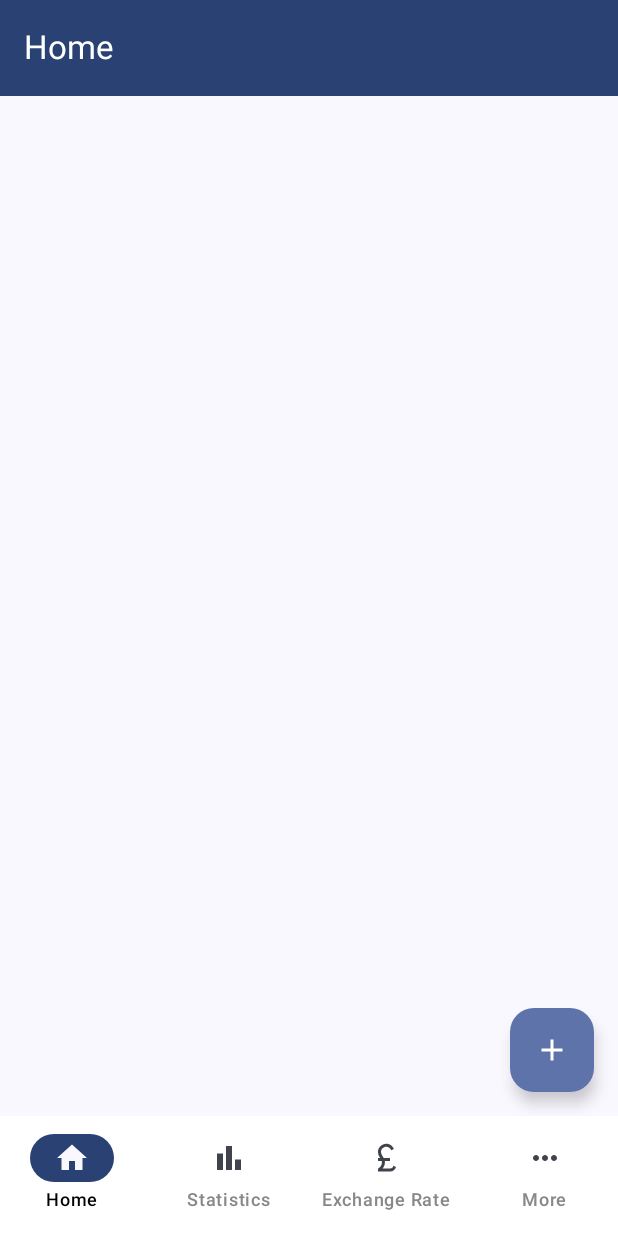
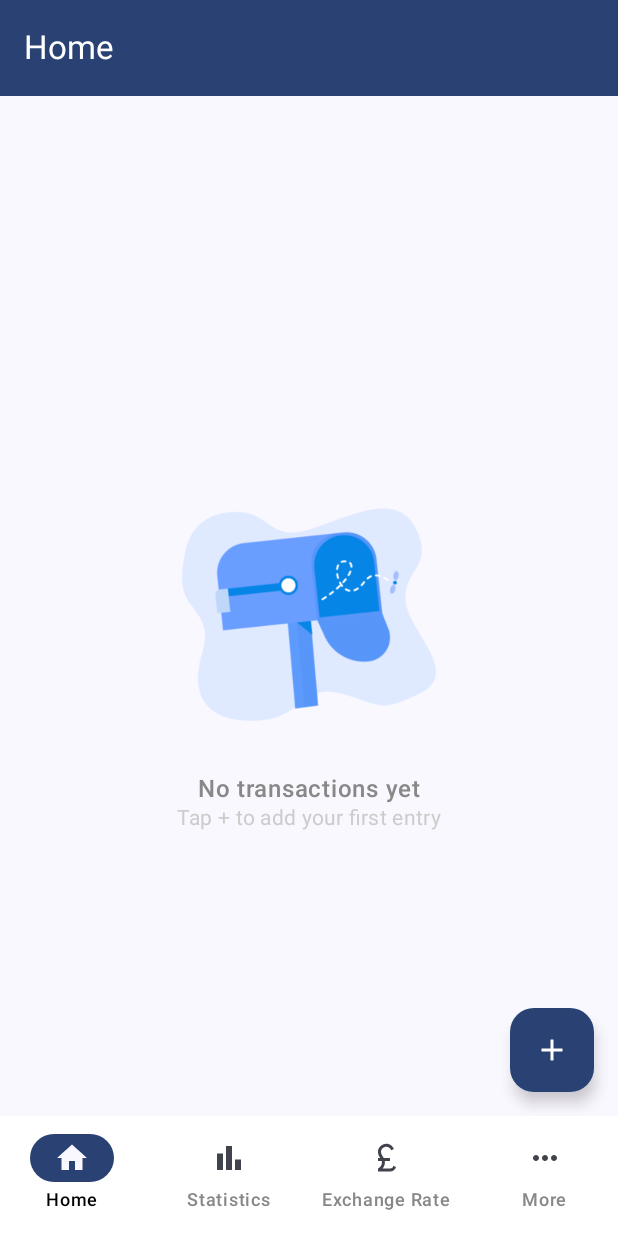
Before and after one commit to Alaaelfeshawy/PersonalFinanceTracker, an Android app built with Jetpack Compose: the screen it shows after launch (MainActivity), on a phone screen of 412 x 824 dp. Run offline under Robolectric (Android 15) with nearby library versions, the phone set to English and light mode, and no system bars; our stand-ins replace Dagger/Hilt's generated code, Room's generated code.

Commit message:
add colors

```diff
--- a/app/src/main/java/example/app/personalfinancetracker/ui/theme/Color.kt
+++ b/app/src/main/java/example/app/personalfinancetracker/ui/theme/Color.kt
@@ -9,3 +9,6 @@ val Pink80 = Color(0xFFEFB8C8)
 val Purple40 = Color(0xFF6650a4)
 val PurpleGrey40 = Color(0xFF625b71)
 val Pink40 = Color(0xFF7D5260)
+val lightBlue = Color(0xFFE3F2FD)
+val bluePrimary = Color(0xFF42A5F5)
+val blue = Color(0xFF1565C0)
--- a/app/src/main/java/example/app/personalfinancetracker/ui/theme/Theme.kt
+++ b/app/src/main/java/example/app/personalfinancetracker/ui/theme/Theme.kt
@@ -1,6 +1,5 @@
 package example.app.personalfinancetracker.ui.theme
 
-import android.app.Activity
 import android.os.Build
 import androidx.compose.foundation.isSystemInDarkTheme
 import androidx.compose.material3.MaterialTheme
@@ -9,6 +8,7 @@ import androidx.compose.material3.dynamicDarkColorScheme
 import androidx.compose.material3.dynamicLightColorScheme
 import androidx.compose.material3.lightColorScheme
 import androidx.compose.runtime.Composable
+import androidx.compose.ui.graphics.Color
 import androidx.compose.ui.platform.LocalContext
 
 private val DarkColorScheme = darkColorScheme(
@@ -18,11 +18,9 @@ private val DarkColorScheme = darkColorScheme(
 )
 
 private val LightColorScheme = lightColorScheme(
-    primary = Purple40,
-    secondary = PurpleGrey40,
-    tertiary = Pink40
-
-    /* Other default colors to override
+    primary = blue,
+    secondary = blue,
+    tertiary = bluePrimary,
     background = Color(0xFFFFFBFE),
     surface = Color(0xFFFFFBFE),
     onPrimary = Color.White,
@@ -30,7 +28,7 @@ private val LightColorScheme = lightColorScheme(
     onTertiary = Color.White,
     onBackground = Color(0xFF1C1B1F),
     onSurface = Color(0xFF1C1B1F),
-    */
+
 )
 
 @Composable
--- a/base/src/main/java/example/app/base/ui/BaseViewModel.kt
+++ b/base/src/main/java/example/app/base/ui/BaseViewModel.kt
@@ -19,7 +19,7 @@ abstract class BaseViewModel< State : ViewState,Event : UIEvent>(private val cor
 
     abstract fun createInitialState(): State
 
-    abstract fun handleEvent(uiEvent: UIEvent)
+    abstract fun handleEvent(uiEvent: Event)
 
     private val initialState: State by lazy { createInitialState() }
 
--- a/base/src/main/java/example/app/base/ui/theme/Color.kt
+++ b/base/src/main/java/example/app/base/ui/theme/Color.kt
@@ -9,3 +9,5 @@ val Pink80 = Color(0xFFEFB8C8)
 val Purple40 = Color(0xFF6650a4)
 val PurpleGrey40 = Color(0xFF625b71)
 val Pink40 = Color(0xFF7D5260)
+
+val blue = Color(0xFF1565C0)
--- a/presentation/src/main/java/example/app/presentation/addEditTransaction/AddEditTransactionViewModel.kt
+++ b/presentation/src/main/java/example/app/presentation/addEditTransaction/AddEditTransactionViewModel.kt
@@ -27,7 +27,7 @@ class AddEditTransactionViewModel @Inject constructor(
 
     override fun createInitialState(): AddEditTransactionState = AddEditTransactionState()
 
-    override fun handleEvent(uiEvent: UIEvent) {
+    override fun handleEvent(uiEvent: AddEditTransactionEvents) {
         when (uiEvent){
             is AddEditTransactionEvents.UpdateAmount -> {
                 setState {
--- a/presentation/src/main/java/example/app/presentation/details/DetailsViewModel.kt
+++ b/presentation/src/main/java/example/app/presentation/details/DetailsViewModel.kt
@@ -30,7 +30,7 @@ class DetailsViewModel @Inject constructor(
     private val _navigate: MutableStateFlow<Boolean> = MutableStateFlow(false)
     val navigate = _navigate.asStateFlow()
 
-    override fun handleEvent(uiEvent: UIEvent) {
+    override fun handleEvent(uiEvent: DetailsEvents) {
       when(uiEvent){
           is DetailsEvents.RemoveTransaction -> {
               removeTransaction(uiEvent.model)
--- a/presentation/src/main/java/example/app/presentation/home/HomeScreen.kt
+++ b/presentation/src/main/java/example/app/presentation/home/HomeScreen.kt
@@ -1,20 +1,31 @@
 package example.app.presentation.home
 
+import androidx.compose.foundation.Image
+import androidx.compose.foundation.layout.Arrangement
+import androidx.compose.foundation.layout.Box
 import androidx.compose.foundation.layout.Column
 import androidx.compose.foundation.layout.fillMaxSize
 import androidx.compose.foundation.layout.padding
+import androidx.compose.foundation.layout.size
 import androidx.compose.foundation.lazy.LazyColumn
 import androidx.compose.foundation.lazy.items
 import androidx.compose.material.icons.Icons
 import androidx.compose.material.icons.filled.Add
 import androidx.compose.material3.FloatingActionButton
 import androidx.compose.material3.Icon
+import androidx.compose.material3.MaterialTheme
 import androidx.compose.material3.Scaffold
+import androidx.compose.material3.Text
 import androidx.compose.runtime.Composable
 import androidx.compose.runtime.LaunchedEffect
+import androidx.compose.ui.Alignment
 import androidx.compose.ui.Modifier
+import androidx.compose.ui.graphics.Color
+import androidx.compose.ui.res.painterResource
 import androidx.compose.ui.res.stringResource
+import androidx.compose.ui.text.font.FontWeight
 import androidx.compose.ui.tooling.preview.Preview
+import androidx.compose.ui.unit.dp
 import androidx.hilt.navigation.compose.hiltViewModel
 import androidx.lifecycle.compose.LocalLifecycleOwner
 import androidx.lifecycle.compose.collectAsStateWithLifecycle
@@ -42,7 +53,10 @@ fun HomeScreen(
 
     Scaffold(
         floatingActionButton = {
-            FloatingActionButton(onClick = onAddClick) {
+            FloatingActionButton(
+                onClick = onAddClick,
+                containerColor = MaterialTheme.colorScheme.primary
+                ) {
                 Icon(Icons.Default.Add, contentDescription = "Add Transaction")
             }
         },
@@ -66,6 +80,40 @@ fun HomeScreen(
             }
 
             if (state.transactionState is UIState.Success){
+                if (state.transactionState.data.isNullOrEmpty()){
+                    Box(
+                        modifier = Modifier
+                            .fillMaxSize()
+                            .padding(padding),
+                        contentAlignment = Alignment.Center
+                    ) {
+                        Column(
+                            horizontalAlignment = Alignment.CenterHorizontally,
+                            verticalArrangement = Arrangement.Center
+                        ) {
+                            Image(
+                                painter = painterResource(id = R.drawable.ic_empty_wallet),
+                                contentDescription = "Empty Wallet",
+                                modifier = Modifier
+                                    .size(200.dp)
+                                    .padding(bottom = 16.dp)
+                            )
+
+                            Text(
+                                text = "No transactions yet",
+                                style = MaterialTheme.typography.bodyLarge.copy(
+                                    fontWeight = FontWeight.SemiBold,
+                                    color = Color.Gray
+                                )
+                            )
+                            Text(
+                                text = "Tap + to add your first entry",
+                                style = MaterialTheme.typography.bodyMedium.copy(color = Color.LightGray)
+                            )
+                        }
+                    }
+                }
+
                 LazyColumn {
                     items(state.transactionState.data ?: emptyList()){ transaction ->
                         TransactionItem(
--- a/presentation/src/main/java/example/app/presentation/home/HomeViewModel.kt
+++ b/presentation/src/main/java/example/app/presentation/home/HomeViewModel.kt
@@ -25,7 +25,7 @@ class HomeViewModel @Inject constructor(
 
     override fun createInitialState(): HomeState = HomeState()
 
-    override fun handleEvent(uiEvent: UIEvent) {
+    override fun handleEvent(uiEvent: HomeEvents) {
       when(uiEvent){
           is HomeEvents.RemoveTransaction -> {
               removeTransaction(uiEvent.model)
```
Also changed, not shown: currency_conversion/presentation/src/main/java/example/app/currencu_version/presentation/screen/CurrencyConverterViewModel.kt (+27 -37 lines), presentation/src/main/res/drawable/ic_empty_wallet.png (added).
